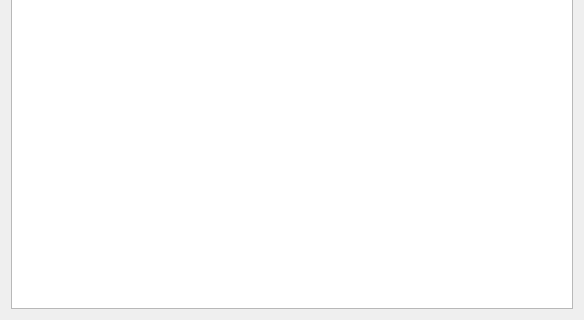
Above: ui/designer/search_results.ui from arielvb/collector before the change; both pictures show x 0 to 584 and y 163 to 483 of the 584 by 483 pixel window. Below: the same form after it.
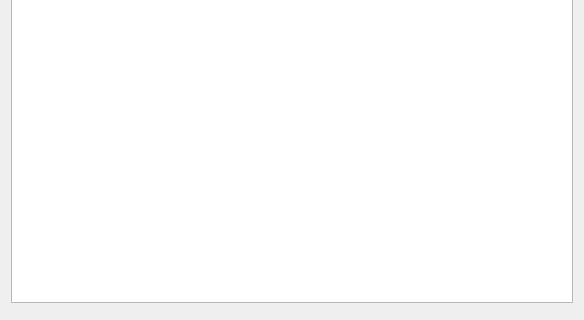
That is the form after the change.

```diff
--- a/ui/designer/search_results.ui
+++ b/ui/designer/search_results.ui
@@ -13,8 +13,6 @@
   <property name="windowTitle">
    <string>Form</string>
   </property>
-  <layout class="QVBoxLayout" name="verticalLayout_2">
-   <item>
     <layout class="QVBoxLayout" name="verticalLayout">
      <item>
       <widget class="QWidget" name="topbar" native="true"/>
@@ -50,7 +48,8 @@
      <item>
       <widget class="QListWidget" name="listWidget"/>
      </item>
-    </layout>
+   <item>
+    <widget class="QWidget" name="toolbar" native="true"/>
    </item>
   </layout>
  </widget>
```
Lines whose indentation alone changed are shown as unchanged.
